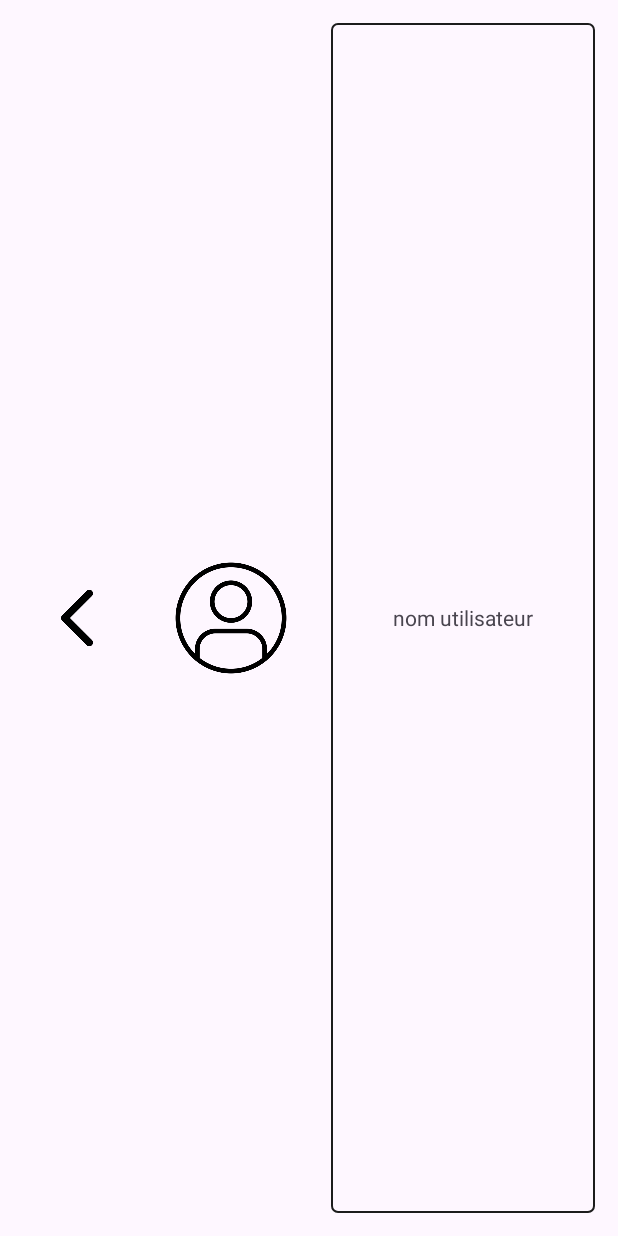
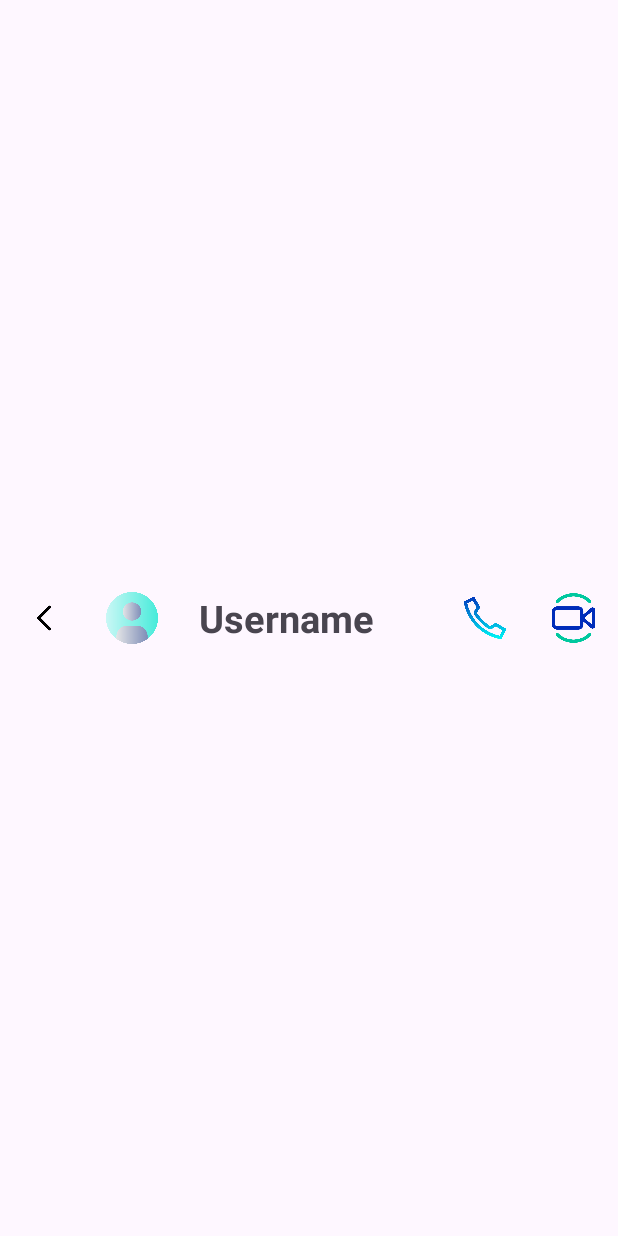
Before and after one commit to guillaume-rce/FitMap, an Android app: the layout chat_profile_banner.xml on its own in the app's theme, with its tools: preview values and no code run, on a phone screen of 412 x 824 dp. Run offline under Robolectric (Android 15) with nearby library versions, the light colour scheme and no system bars.

Commit message:
creation dee l'activité de conversation

```diff
--- a/app/src/main/java/com/oniverse/fitmap/MainActivity.java
+++ b/app/src/main/java/com/oniverse/fitmap/MainActivity.java
@@ -31,7 +31,7 @@ public class MainActivity extends AppCompatActivity {
     }
 
     public void loadTracks() {
-        total_page = 5;
+        total_page = 20;
         for (int i = 1; i <= total_page; i++) {
             ApiClient.findTracks(i, true, this, () -> {
                 setProgressBarValue();
--- a/app/src/main/java/com/oniverse/fitmap/modules/chat/Message.java
+++ b/app/src/main/java/com/oniverse/fitmap/modules/chat/Message.java
@@ -21,6 +21,7 @@ public class Message {
         this.timestamp = timestamp;
         this.userId = userId;
     }
+
 
     // Getters et setters pour tous les champs
 
--- a/app/src/main/res/drawable/ic_send.xml
+++ b/app/src/main/res/drawable/ic_send.xml
@@ -4,6 +4,6 @@
     android:viewportWidth="24"
     android:viewportHeight="24">
     <path
-        android:fillColor="#FFFFFF"
+        android:fillColor="#3FFFF0"
         android:pathData="M2,21L22,12L2,3V10L17,12L2,14V21Z" />
 </vector>
--- a/app/src/main/res/layout/chat_profile_banner.xml
+++ b/app/src/main/res/layout/chat_profile_banner.xml
@@ -13,7 +13,7 @@
         android:id="@+id/imageButton"
         android:layout_width="0dp"
         android:layout_height="match_parent"
-        android:layout_weight="1.5"
+        android:layout_weight="1"
         android:backgroundTint="#00FFFFFF"
         android:scaleType="fitCenter"
         android:adjustViewBounds="true"
@@ -24,11 +24,11 @@
         android:id="@+id/returnButton"
         android:layout_width="0dp"
         android:layout_height="match_parent"
-        android:layout_weight="1.5"
+        android:layout_weight="1"
         android:backgroundTint="#00FFFFFF"
         android:scaleType="fitCenter"
         android:adjustViewBounds="true"
-        app:srcCompat="@drawable/ic_profile"
+        app:srcCompat="@drawable/profile"
         android:contentDescription="@string/logoDesc" />
     <LinearLayout
         android:layout_width="0dp"
@@ -42,11 +42,31 @@
             android:layout_height="match_parent"
             android:iconifiedByDefault="false"
             android:queryHint="Search"
-            android:gravity="center"
-
-            android:background="@drawable/search_button_border"
-            android:text="nom utilisateur"/>
+            android:gravity="start|center"
+            android:textStyle="bold"
+            android:textSize="25dp"
+            android:text="Username"/>
 
     </LinearLayout>
+    <ImageButton
+        android:id="@+id/callbutton"
+        android:layout_width="0dp"
+        android:layout_height="match_parent"
+        android:layout_weight="1"
+        android:backgroundTint="#00FFFFFF"
+        android:scaleType="fitCenter"
+        android:adjustViewBounds="true"
+        app:srcCompat="@drawable/ic_phone"
+        android:contentDescription="@string/logoDesc" />
+    <ImageButton
+        android:id="@+id/ic_video_call"
+        android:layout_width="0dp"
+        android:layout_height="match_parent"
+        android:layout_weight="1"
+        android:backgroundTint="#00FFFFFF"
+        android:scaleType="fitCenter"
+        android:adjustViewBounds="true"
+        app:srcCompat="@drawable/ic_video_call"
+        android:contentDescription="@string/logoDesc" />
 
 </LinearLayout>
```
Also changed, not shown: app/src/main/java/com/oniverse/fitmap/ChatActivity.java (+37 -0 lines), app/src/main/java/com/oniverse/fitmap/ExploreActivity.java (+4 -3 lines), app/src/main/res/layout/activity_chat.xml (+8 -2 lines), app/src/main/res/drawable/ic_phone.png (added), app/src/main/res/drawable/ic_video_call.png (added), app/src/main/res/drawable/profile.png (added).
